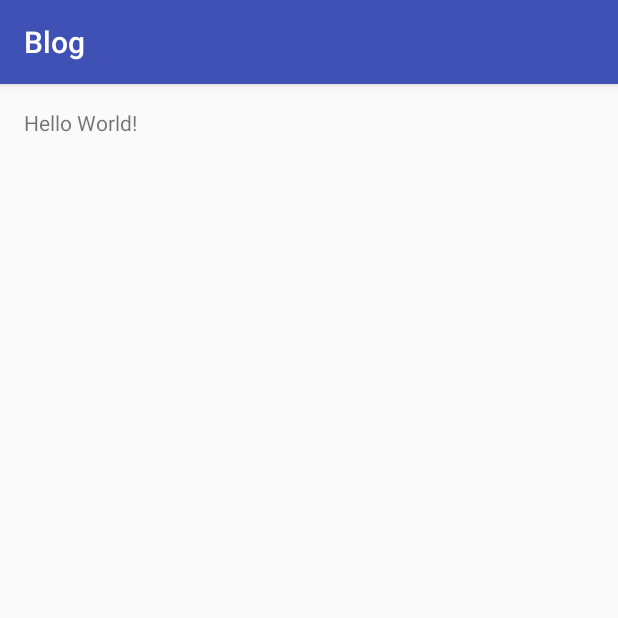
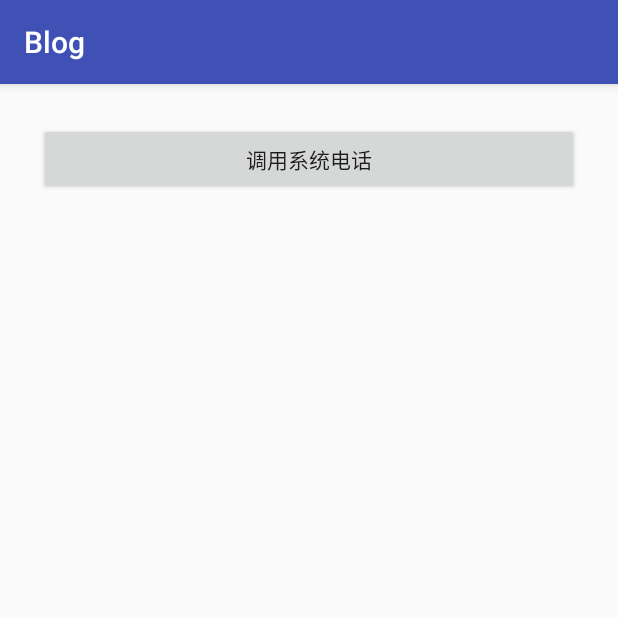
Before and after one commit to iscopy/Blog, an Android app: the screen it shows after launch (MainActivity), on a phone screen of 412 x 824 dp, the top half of it. Run offline under Robolectric (Android 15) with nearby library versions, the phone set to English and light mode, and no system bars.

Commit message:
3/12 11:55  打电话

```diff
--- a/app/src/main/AndroidManifest.xml
+++ b/app/src/main/AndroidManifest.xml
@@ -15,6 +15,7 @@
                 <category android:name="android.intent.category.LAUNCHER" />
             </intent-filter>
         </activity>
+        <activity android:name=".TelActivity"></activity>
     </application>
 
 </manifest>
--- a/app/src/main/java/com/win/blog/MainActivity.java
+++ b/app/src/main/java/com/win/blog/MainActivity.java
@@ -1,13 +1,34 @@
 package com.win.blog;
 
+import android.content.Intent;
 import android.support.v7.app.AppCompatActivity;
 import android.os.Bundle;
+import android.view.View;
+import android.widget.Button;
 
-public class MainActivity extends AppCompatActivity {
+public class MainActivity extends AppCompatActivity implements View.OnClickListener{
 
+    private Button tel;
     @Override
     protected void onCreate(Bundle savedInstanceState) {
         super.onCreate(savedInstanceState);
         setContentView(R.layout.activity_main);
+        init();
+        initData();
+    }
+    public void init(){
+        tel = (Button)findViewById(R.id.tel);
+    }
+    public void initData(){
+        tel.setOnClickListener(this);
+    }
+
+    @Override
+    public void onClick(View view) {
+        switch (view.getId()){
+            case R.id.tel:
+                startActivity(new Intent(MainActivity.this,TelActivity.class));
+                break;
+        }
     }
 }
--- a/app/src/main/res/layout/activity_main.xml
+++ b/app/src/main/res/layout/activity_main.xml
@@ -1,5 +1,5 @@
 <?xml version="1.0" encoding="utf-8"?>
-<RelativeLayout xmlns:android="http://schemas.android.com/apk/res/android"
+<LinearLayout xmlns:android="http://schemas.android.com/apk/res/android"
     xmlns:tools="http://schemas.android.com/tools"
     android:id="@+id/activity_main"
     android:layout_width="match_parent"
@@ -10,8 +10,20 @@
     android:paddingTop="@dimen/activity_vertical_margin"
     tools:context="com.win.blog.MainActivity">
 
-    <TextView
-        android:layout_width="wrap_content"
-        android:layout_height="wrap_content"
-        android:text="Hello World!" />
-</RelativeLayout>
+    <ScrollView
+        android:layout_width="match_parent"
+        android:layout_height="wrap_content">
+        <LinearLayout
+            android:layout_width="match_parent"
+            android:layout_height="wrap_content">
+
+            <Button
+                android:id="@+id/tel"
+                android:layout_width="match_parent"
+                android:layout_height="wrap_content"
+                android:layout_margin="10dp"
+                android:text="调用系统电话"/>
+
+        </LinearLayout>
+    </ScrollView>
+</LinearLayout>
```
Also changed, not shown: app/src/main/java/com/win/blog/TelActivity.java (added, +42 -0 lines), app/src/main/res/layout/activity_tel.xml (added, +26 -0 lines).
